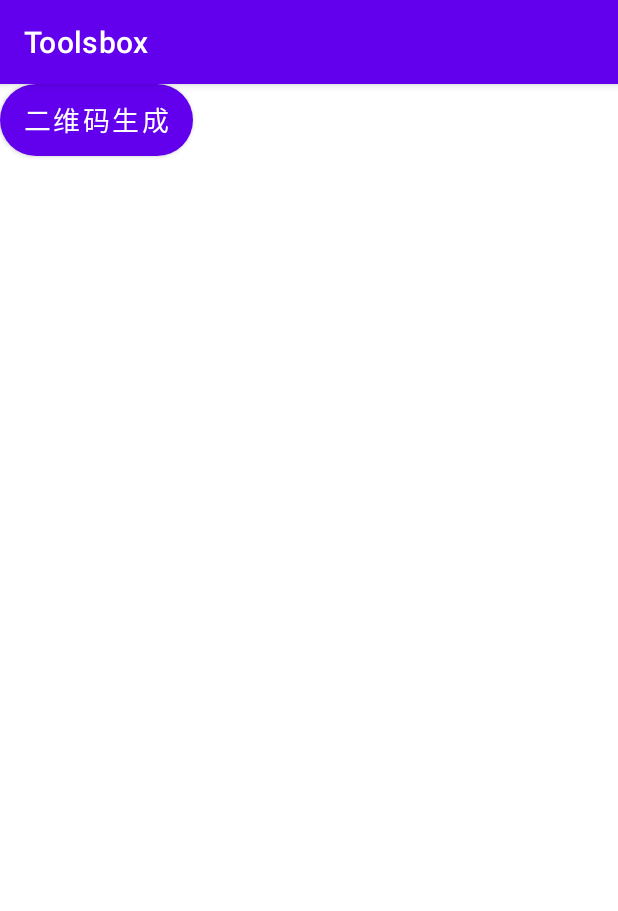
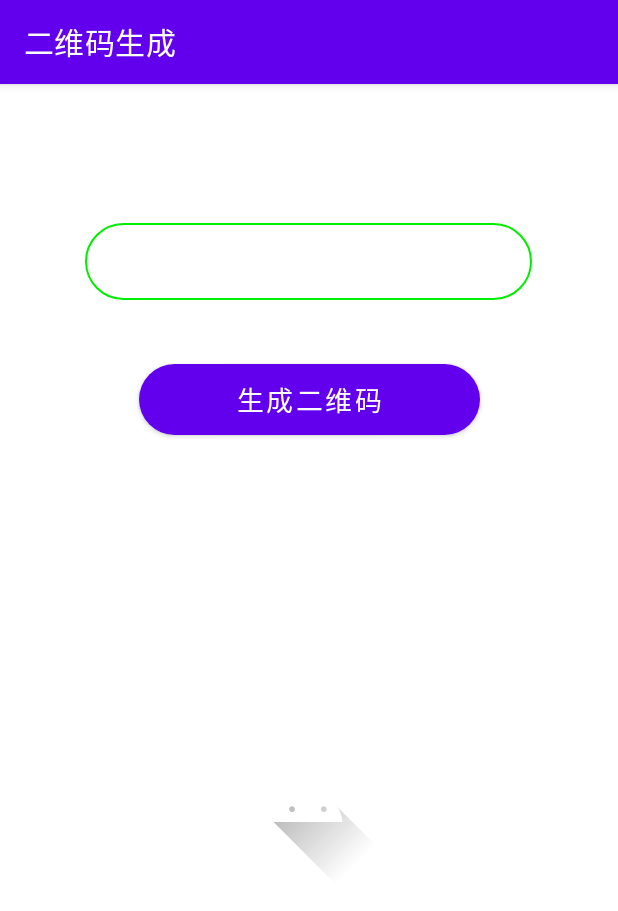
Before and after one commit to wushishuai/Toolsbox, an Android app: the fragment GalleryFragment shown on its own in the app's theme, after a tap on "二维码生成", on a phone screen of 412 x 824 dp. Shown: the top 911 px of the screen. Run offline under Robolectric (Android 15) with nearby library versions, the phone set to English and light mode, and no system bars.

Commit message:
QR code generate

```diff
--- a/app/src/main/AndroidManifest.xml
+++ b/app/src/main/AndroidManifest.xml
@@ -9,6 +9,10 @@
         android:roundIcon="@mipmap/ic_launcher_round"
         android:supportsRtl="true"
         android:theme="@style/Theme.Toolsbox">
+        <activity
+            android:name=".QrActivity"
+            android:exported="true"
+            android:label="@string/QR_code_generation"/>
         <activity
             android:name=".MainActivity"
             android:exported="true"
--- /dev/null
+++ b/app/src/main/java/com/example/toolsbox/QrActivity.java
@@ -0,0 +1,41 @@
+package com.example.toolsbox;
+
+import androidx.appcompat.app.AppCompatActivity;
+
+import android.os.Bundle;
+import android.view.View;
+import android.widget.Button;
+import android.widget.EditText;
+import android.widget.ImageView;
+
+import com.example.toolsbox.function.QRCode;
+
+public class QrActivity extends AppCompatActivity implements View.OnClickListener {
+    ImageView qr_image;
+    Button QR_generate_btn;
+    EditText qr_text;
+
+    @Override
+    protected void onCreate(Bundle savedInstanceState) {
+        super.onCreate(savedInstanceState);
+        setContentView(R.layout.activity_qr);
+        qr_image = (ImageView) findViewById(R.id.qr_image);
+        QR_generate_btn = (Button) findViewById(R.id.QR_generate);
+        qr_text = (EditText) findViewById(R.id.edit_text);
+        QR_generate_btn.setOnClickListener(this::onClick);
+
+    }
+
+    @Override
+    public void onClick(View view) {
+        switch (view.getId()){
+            case R.id.QR_generate:
+                String inputText = qr_text.getText().toString();
+                qr_image.setImageBitmap(QRCode.createQRCode(inputText));
+                break;
+            default:
+                break;
+        }
+
+    }
+}
--- a/app/src/main/java/com/example/toolsbox/ui/QR_generation/QRCodeFragment.java
+++ /dev/null
@@ -1,66 +0,0 @@
-package com.example.toolsbox.ui.QR_generation;
-
-import android.os.Bundle;
-
-import androidx.fragment.app.Fragment;
-
-import android.view.LayoutInflater;
-import android.view.View;
-import android.view.ViewGroup;
-
-import com.example.toolsbox.R;
-
-/**
- * A simple {@link Fragment} subclass.
- * Use the {@link QRCodeFragment#newInstance} factory method to
- * create an instance of this fragment.
- */
-public class QRCodeFragment extends Fragment {
-
-    // TODO: Rename parameter arguments, choose names that match
-    // the fragment initialization parameters, e.g. ARG_ITEM_NUMBER
-    private static final String ARG_PARAM1 = "param1";
-    private static final String ARG_PARAM2 = "param2";
-
-    // TODO: Rename and change types of parameters
-    private String mParam1;
-    private String mParam2;
-
-    public QRCodeFragment() {
-        // Required empty public constructor
-    }
-
-    /**
-     * Use this factory method to create a new instance of
-     * this fragment using the provided parameters.
-     *
-     * @param param1 Parameter 1.
-     * @param param2 Parameter 2.
-     * @return A new instance of fragment QRCodeFragment.
-     */
-    // TODO: Rename and change types and number of parameters
-    public static QRCodeFragment newInstance(String param1, String param2) {
-        QRCodeFragment fragment = new QRCodeFragment();
-        Bundle args = new Bundle();
-        args.putString(ARG_PARAM1, param1);
-        args.putString(ARG_PARAM2, param2);
-        fragment.setArguments(args);
-        return fragment;
-    }
-
-    @Override
-    public void onCreate(Bundle savedInstanceState) {
-        super.onCreate(savedInstanceState);
-        if (getArguments() != null) {
-            mParam1 = getArguments().getString(ARG_PARAM1);
-            mParam2 = getArguments().getString(ARG_PARAM2);
-        }
-    }
-
-    @Override
-    public View onCreateView(LayoutInflater inflater, ViewGroup container,
-                             Bundle savedInstanceState) {
-        // Inflate the layout for this fragment
-        return inflater.inflate(R.layout.fragment_q_r_code, container, false);
-    }
-}
--- a/app/src/main/java/com/example/toolsbox/ui/gallery/GalleryFragment.java
+++ b/app/src/main/java/com/example/toolsbox/ui/gallery/GalleryFragment.java
@@ -15,18 +15,19 @@ import androidx.fragment.app.FragmentManager;
 import androidx.fragment.app.FragmentTransaction;
 import androidx.lifecycle.Observer;
 import androidx.lifecycle.ViewModelProvider;
+import androidx.navigation.Navigation;
 
+import com.example.toolsbox.QrActivity;
 import com.example.toolsbox.R;
 import com.example.toolsbox.databinding.FragmentGalleryBinding;
-import com.example.toolsbox.ui.QR_generation.QRCodeFragment;
 
 public class GalleryFragment extends Fragment {
 
     private GalleryViewModel galleryViewModel;
     private FragmentGalleryBinding binding;
     private Button QR_generation_button;
-    private FragmentManager manager;
-    private FragmentTransaction ft;
+//    private FragmentManager manager;
+//    private FragmentTransaction ft;
 
     public View onCreateView(@NonNull LayoutInflater inflater,
                              ViewGroup container, Bundle savedInstanceState) {
@@ -41,12 +42,17 @@ public class GalleryFragment extends Fragment {
         QR_generation_button.setOnClickListener(new View.OnClickListener() {
             @Override
             public void onClick(View view) {
-                manager = getFragmentManager();
-                QRCodeFragment qrCodeFragment = new QRCodeFragment();
-                ft = manager.beginTransaction();
-                ft.replace(R.id.nav_gallery,qrCodeFragment);
-                ft.addToBackStack(null);
-                ft.commit();
+//                manager = getFragmentManager();
+//                QRCodeFragment qrCodeFragment = new QRCodeFragment();
+//                ft = manager.beginTransaction();
+//                ft.replace(R.id.nav_gallery,qrCodeFragment);
+//                ft.addToBackStack(null);
+//                ft.commit();
+//                Navigation.findNavController(view).navigate(R.id.action_nav_gallery_to_nav_qr);
+                Intent intent = new Intent(getActivity(), QrActivity.class);
+                startActivity(intent);
+
+
 
             }
         });
--- /dev/null
+++ b/app/src/main/res/drawable/et_sharp.xml
@@ -0,0 +1,19 @@
+<?xml version="1.0" encoding="UTF-8"?>
+<shape xmlns:android="http://schemas.android.com/apk/res/android" android:shape="rectangle" >
+    <!-- 设置内边距 -->
+    <padding
+        android:left="10dp"
+        android:right="10dp"
+        android:top="7dp"
+        android:bottom="7dp"  />
+    <!-- 设置圆角矩形 -->
+    <corners android:radius="25dp" />
+    <!-- 输入框背景颜色 -->
+    <solid android:color="#ffffff"  ></solid>
+    <!-- 外边框线的粗细及其颜色 -->
+    <stroke
+        android:width="2px"
+        android:color="#00ee00" >
+    </stroke>
+
+</shape>
--- /dev/null
+++ b/app/src/main/res/layout/activity_qr.xml
@@ -0,0 +1,45 @@
+<?xml version="1.0" encoding="utf-8"?>
+<androidx.constraintlayout.widget.ConstraintLayout xmlns:android="http://schemas.android.com/apk/res/android"
+    xmlns:app="http://schemas.android.com/apk/res-auto"
+    xmlns:tools="http://schemas.android.com/tools"
+    android:layout_width="match_parent"
+    android:layout_height="match_parent"
+    tools:context=".QrActivity">
+
+    <EditText
+        android:id="@+id/edit_text"
+        android:layout_width="298dp"
+        android:layout_height="51dp"
+        android:background="@drawable/et_sharp"
+        app:layout_constraintBottom_toTopOf="@+id/QR_generate"
+        app:layout_constraintEnd_toEndOf="parent"
+        app:layout_constraintHorizontal_bias="0.495"
+        app:layout_constraintStart_toStartOf="parent"
+        app:layout_constraintTop_toTopOf="parent"
+        app:layout_constraintVertical_bias="0.685" />
+
+    <Button
+        android:id="@+id/QR_generate"
+        style="@style/roundbutton"
+        android:layout_width="227dp"
+        android:layout_height="47dp"
+        android:background="@drawable/top_button_shap"
+        android:text="生成二维码"
+        app:layout_constraintBottom_toBottomOf="parent"
+        app:layout_constraintEnd_toEndOf="parent"
+        app:layout_constraintStart_toStartOf="parent"
+        app:layout_constraintTop_toTopOf="parent"
+        app:layout_constraintVertical_bias="0.248"
+        tools:ignore="MissingConstraints" />
+
+    <ImageView
+        android:id="@+id/qr_image"
+        android:layout_width="wrap_content"
+        android:layout_height="wrap_content"
+        android:layout_marginBottom="232dp"
+        app:layout_constraintBottom_toBottomOf="parent"
+        app:layout_constraintEnd_toEndOf="parent"
+        app:layout_constraintHorizontal_bias="0.498"
+        app:layout_constraintStart_toStartOf="parent"
+        app:srcCompat="@drawable/ic_launcher_foreground" />
+</androidx.constraintlayout.widget.ConstraintLayout>
--- a/app/src/main/res/layout/fragment_q_r_code.xml
+++ /dev/null
@@ -1,14 +0,0 @@
-<?xml version="1.0" encoding="utf-8"?>
-<FrameLayout xmlns:android="http://schemas.android.com/apk/res/android"
-    xmlns:tools="http://schemas.android.com/tools"
-    android:layout_width="match_parent"
-    android:layout_height="match_parent"
-    tools:context=".ui.QR_generation.QRCodeFragment">
-
-    <!-- TODO: Update blank fragment layout -->
-    <TextView
-        android:layout_width="match_parent"
-        android:layout_height="match_parent"
-        android:text="@string/hello_blank_fragment" />
-
-</FrameLayout>
--- a/app/src/main/res/navigation/mobile_navigation.xml
+++ b/app/src/main/res/navigation/mobile_navigation.xml
@@ -15,11 +15,15 @@
         android:id="@+id/nav_gallery"
         android:name="com.example.toolsbox.ui.gallery.GalleryFragment"
         android:label="@string/menu_gallery"
-        tools:layout="@layout/fragment_gallery" />
+        tools:layout="@layout/fragment_gallery" >
+
+    </fragment>
 
     <fragment
         android:id="@+id/nav_slideshow"
         android:name="com.example.toolsbox.ui.slideshow.SlideshowFragment"
         android:label="@string/menu_slideshow"
         tools:layout="@layout/fragment_slideshow" />
+
+
 </navigation>
```
